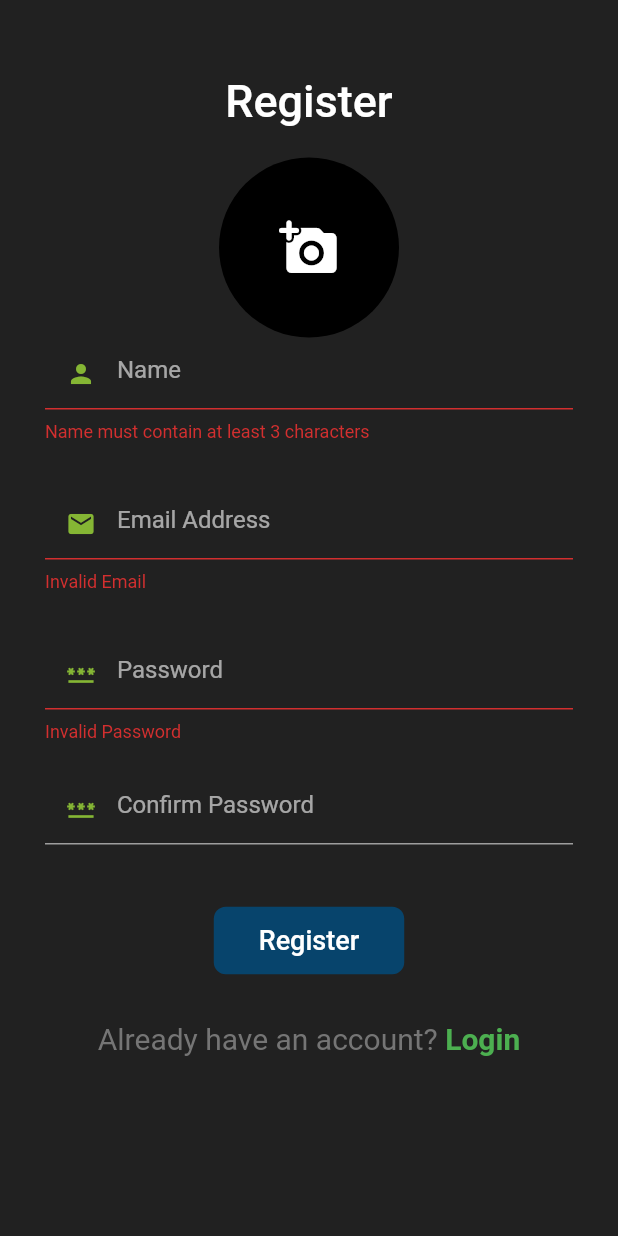
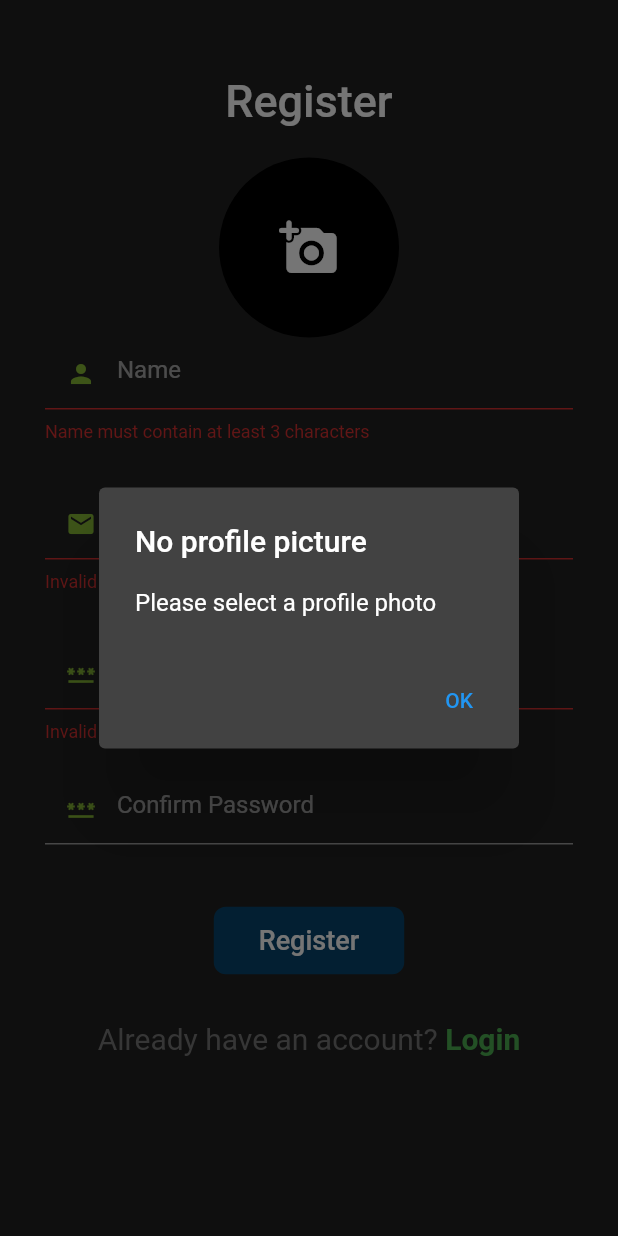
Before and after one commit to joshua-philips/read_log, a Flutter app: the RegisterPage screen opened directly, after a tap on "Register", on a phone screen of 412 x 824 dp. Run offline on Flutter 3.47's test engine with Material 2 defaults, Android fonts, the phone set to English and light mode, and no system bars; our stand-ins replace cloud_firestore, expandable_text, firebase_auth, firebase_core, firebase_storage, flutter_spinkit and 1 more; accounts and stored records are empty.

Commit message:
added loading and error dialogs

```diff
--- /dev/null
+++ b/lib/components/dialogs.dart
@@ -0,0 +1,41 @@
+import 'package:flutter/material.dart';
+
+import 'package:flutter_spinkit/flutter_spinkit.dart';
+
+void showLoadingDialog(BuildContext context) {
+  showDialog(
+    context: context,
+    builder: (context) => Dialog(
+      backgroundColor: Colors.transparent,
+      elevation: 0,
+      child: SpinKitRing(
+        color: Colors.white,
+      ),
+    ),
+  );
+}
+
+void showMessageDialog(BuildContext context, String title, String message) {
+  showDialog(
+    context: context,
+    builder: (context) => AlertDialog(
+      title: Text(title),
+      content: SingleChildScrollView(
+        child: Column(
+          crossAxisAlignment: CrossAxisAlignment.start,
+          children: [
+            Text(message),
+          ],
+        ),
+      ),
+      actions: [
+        TextButton(
+          onPressed: () {
+            Navigator.pop(context);
+          },
+          child: Text('OK'),
+        ),
+      ],
+    ),
+  );
+}
--- a/lib/pages/authentication_pages/register_page.dart
+++ b/lib/pages/authentication_pages/register_page.dart
@@ -1,6 +1,7 @@
 import 'dart:io';
 
 import 'package:books_log/components/auth_text_formfield.dart';
+import 'package:books_log/components/dialogs.dart';
 import 'package:books_log/services/auth_service.dart';
 import 'package:books_log/services/storage_service.dart';
 import 'package:flutter/material.dart';
@@ -126,10 +127,19 @@ class _RegisterPageState extends State<RegisterPage> {
                 backgroundColor: Color(0xff07446C),
               ),
               onPressed: () async {
-                if (formKey.currentState!.validate()) {
-                  await register(context);
-                  Navigator.popUntil(
-                      context, (route) => !Navigator.canPop(context));
+                if (formKey.currentState!.validate() && photoSet) {
+                  showLoadingDialog(context);
+                  String returnedString = await register(context);
+                  if (returnedString != 'done') {
+                    Navigator.pop(context);
+                    showMessageDialog(context, 'Error', returnedString);
+                  } else {
+                    Navigator.popUntil(
+                        context, (route) => !Navigator.canPop(context));
+                  }
+                } else if (photoSet == false) {
+                  showMessageDialog(context, 'No profile picture',
+                      'Please select a profile photo');
                 }
               },
               child: Text(
@@ -171,7 +181,7 @@ class _RegisterPageState extends State<RegisterPage> {
     );
   }
 
-  Future<void> register(BuildContext context) async {
+  Future<String> register(BuildContext context) async {
     try {
       await context.read<AuthService>().createUserWithEmailAndPassword(
             emailController.text,
@@ -183,8 +193,10 @@ class _RegisterPageState extends State<RegisterPage> {
           .uploadProfilePhoto(imageFile, emailController.text)
           .whenComplete(() => print('upload complete'));
       await context.read<AuthService>().setProfilePhoto(photoUrl);
-    } catch (e) {
+      return 'done';
+    } on Exception catch (e) {
       print(e);
+      return e.toString();
     }
   }
 
--- a/pubspec.yaml
+++ b/pubspec.yaml
@@ -29,6 +29,7 @@ dependencies:
   firebase_auth: ^2.0.0
   firebase_core: ^1.3.0
   firebase_storage: ^9.0.0
+  flutter_spinkit: ^5.0.0
   http: ^0.13.3
   image_picker: ^0.8.1+3
   provider: ^5.0.0
```
Also changed, not shown: lib/pages/authentication_pages/login_page.dart (+13 -4 lines), pubspec.lock.
